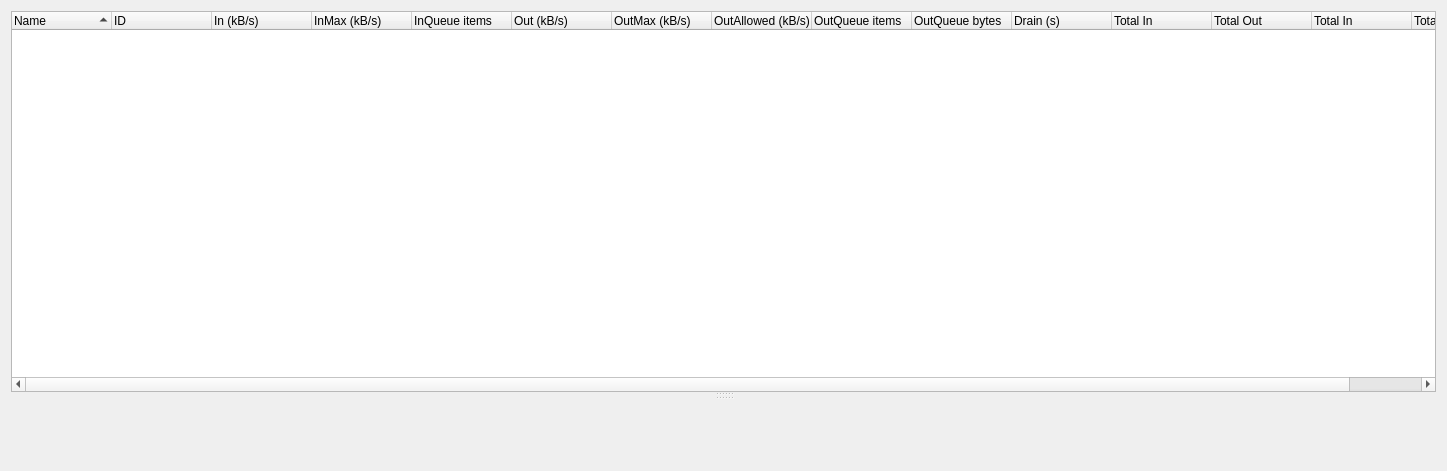
Qt form retroshare-gui/src/gui/statistics/BwCtrlWindow.ui (RetroShare/RetroShare) before a commit.
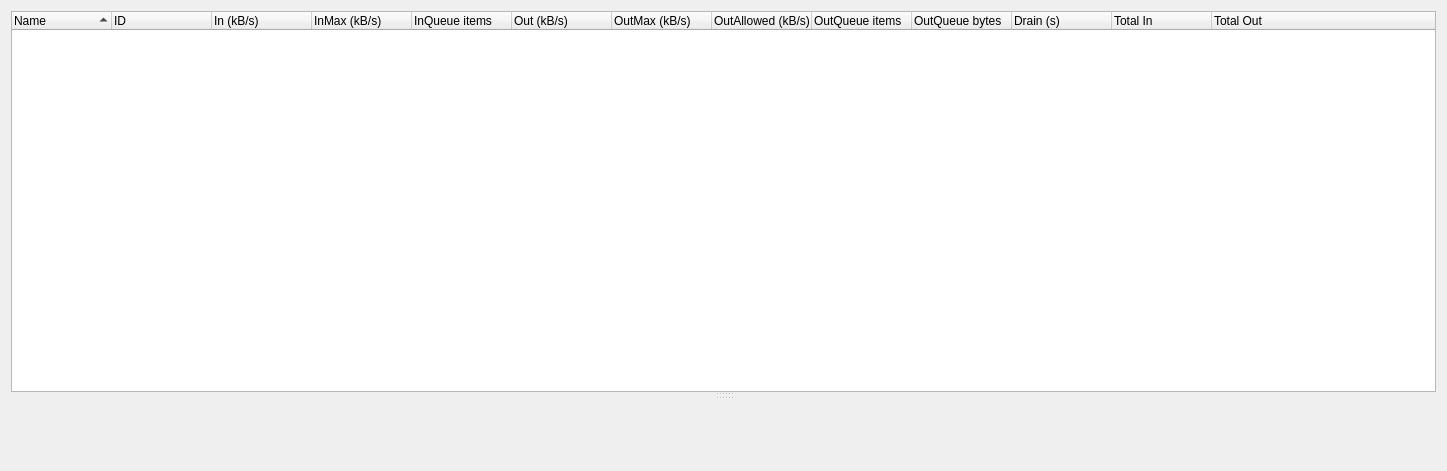
The same form after that commit. Custom widgets are drawn as their Qt base class.

Commit message: refactor: Revert BwCtrlWindow changes based on maintainer feedback

What changed in the file:
```diff
--- a/retroshare-gui/src/gui/statistics/BwCtrlWindow.ui
+++ b/retroshare-gui/src/gui/statistics/BwCtrlWindow.ui
@@ -88,16 +88,6 @@
         <string>Total Out</string>
        </property>
       </column>
-       <column>
-        <property name="text">
-         <string>Total In</string>
-        </property>
-       </column>
-       <column>
-        <property name="text">
-         <string>Total Out</string>
-        </property>
-       </column>
      </widget>
      <widget class="QSplitter" name="splitter">
       <property name="orientation">
```
The commit also changes 2 other files.
